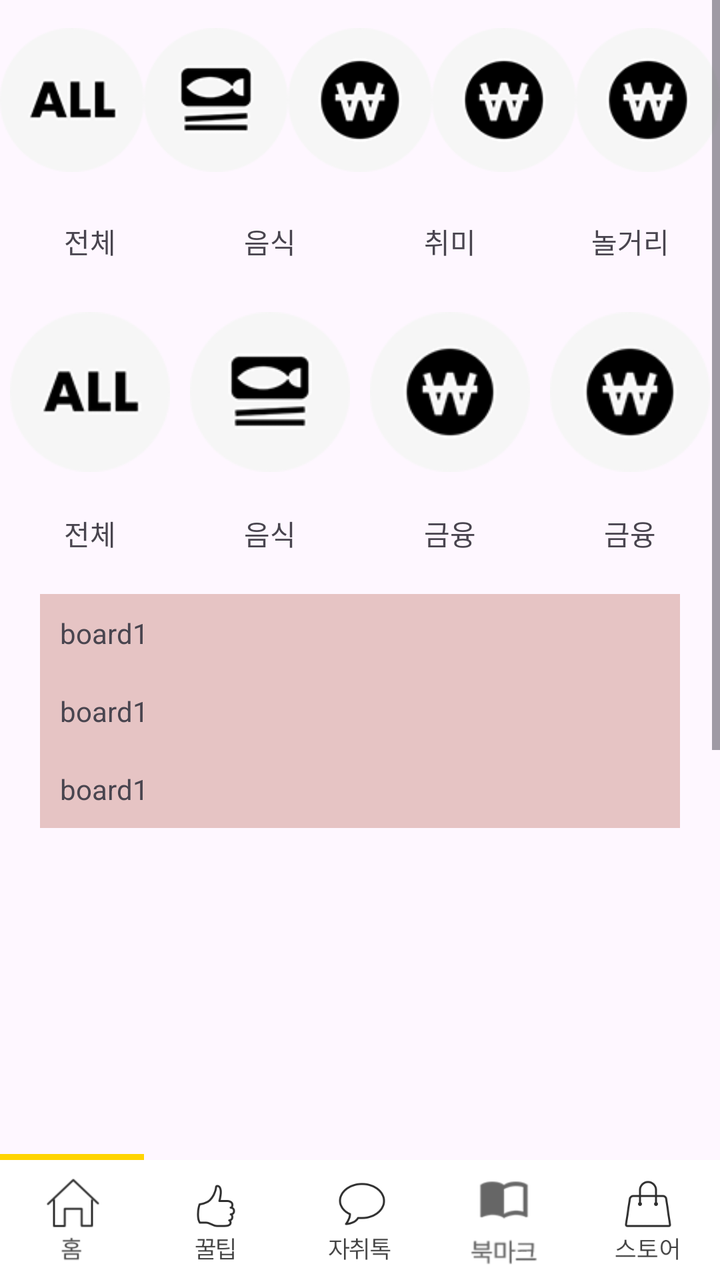
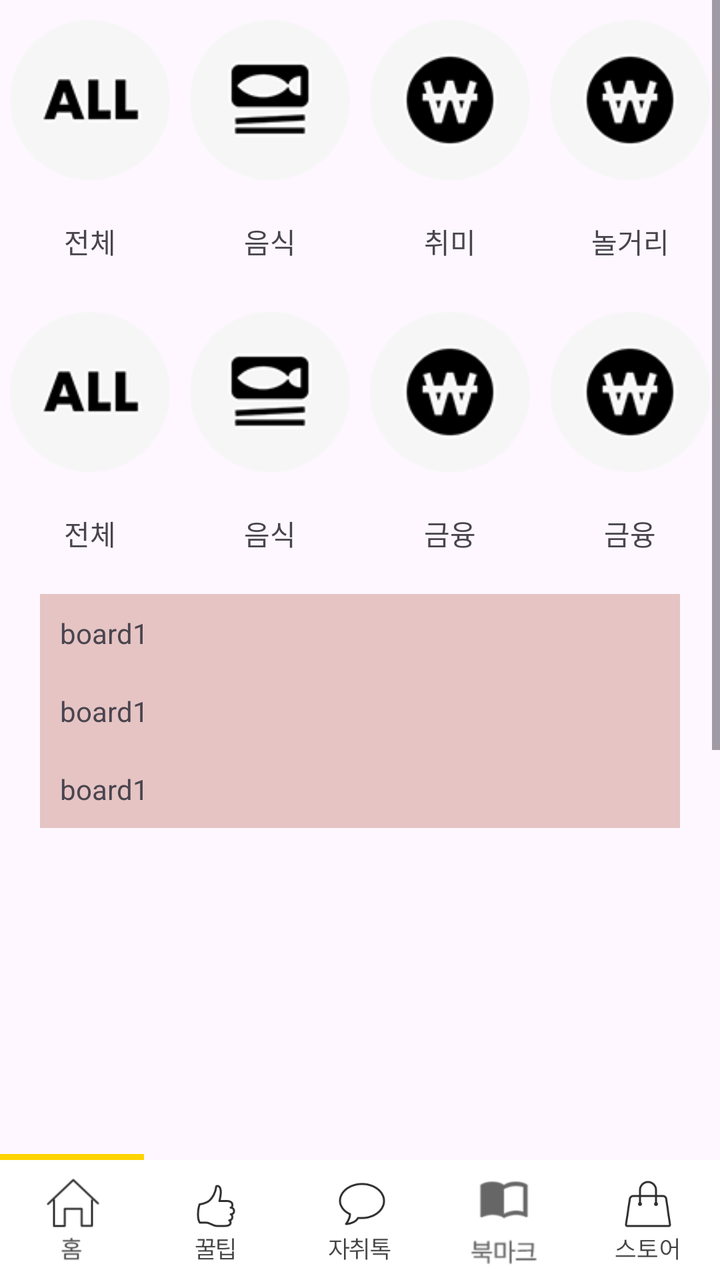

Two renders of the same Android screen: before a commit and after it. Below are the layout's source before the change and the commit's diff.
<!-- AndroidManifest.xml: application theme Theme.Communityapp -->
<!-- res/layout/fragment_home.xml -->
<?xml version="1.0" encoding="utf-8"?>
<layout xmlns:tools="http://schemas.android.com/tools"
    xmlns:android="http://schemas.android.com/apk/res/android"
    xmlns:app="http://schemas.android.com/apk/res-auto">

    <androidx.constraintlayout.widget.ConstraintLayout
        android:layout_width="match_parent"
        android:layout_height="match_parent">

        <ScrollView
            android:layout_width="match_parent"
            android:layout_height="match_parent">
            
            <LinearLayout
                android:layout_marginTop="10dp"
                android:orientation="vertical"
                android:layout_width="match_parent"
                android:layout_height="match_parent">

                <LinearLayout
                    android:layout_width="match_parent"
                    android:layout_height="150dp">

                    <ImageView
                        android:src="@drawable/main_icon_all"
                        android:layout_weight="1"
                        android:layout_width="80dp"
                        android:layout_height="80dp" />

                    <ImageView
                        android:src="@drawable/main_icon_cook"
                        android:layout_weight="1"
                        android:layout_width="80dp"
                        android:layout_height="80dp" />

                    <ImageView
                        android:src="@drawable/main_icon_economy"
                        android:layout_weight="1"
                        android:layout_width="80dp"
                        android:layout_height="80dp" />

                    <ImageView
                    android:src="@drawable/main_icon_economy"
                    android:layout_weight="1"
                    android:layout_width="80dp"
                    android:layout_height="80dp" />

                    <ImageView
                        android:src="@drawable/main_icon_economy"
                        android:layout_weight="1"
                        android:layout_width="80dp"
                        android:layout_height="80dp" />
                </LinearLayout>

                <LinearLayout
                    android:layout_marginTop="-50dp"
                    android:layout_width="match_parent"
                    android:layout_height="wrap_content"
                    tools:ignore="MissingConstraints">

                    <TextView
                        android:text="전체"
                        android:gravity="center"
                        android:layout_weight="1"
                        android:layout_width="match_parent"
                        android:layout_height="wrap_content" />

                    <TextView
                        android:text="음식"
                        android:gravity="center"
                        android:layout_weight="1"
                        android:layout_width="match_parent"
                        android:layout_height="wrap_content" />

                    <TextView
                        android:text="취미"
                        android:gravity="center"
                        android:layout_weight="1"
                        android:layout_width="match_parent"
                        android:layout_height="wrap_content" />

                    <TextView
                        android:text="놀거리"
                        android:gravity="center"
                        android:layout_weight="1"
                        android:layout_width="match_parent"
                        android:layout_height="wrap_content" />
                </LinearLayout>

                <LinearLayout
                    android:layout_marginTop="25dp"
                    android:layout_width="match_parent"
                    android:layout_height="150dp">

                    <ImageView
                        android:src="@drawable/main_icon_all"
                        android:layout_weight="1"
                        android:layout_width="80dp"
                        android:layout_height="80dp" />

                    <ImageView
                        android:src="@drawable/main_icon_cook"
                        android:layout_weight="1"
                        android:layout_width="80dp"
                        android:layout_height="80dp" />

                    <ImageView
                        android:src="@drawable/main_icon_economy"
                        android:layout_weight="1"
                        android:layout_width="80dp"
                        android:layout_height="80dp" />

                    <ImageView
                        android:src="@drawable/main_icon_economy"
                        android:layout_weight="1"
                        android:layout_width="80dp"
                        android:layout_height="80dp" />
                </LinearLayout>

                <LinearLayout
                    android:layout_marginTop="-50dp"
                    android:layout_width="match_parent"
                    android:layout_height="wrap_content"
                    tools:ignore="MissingConstraints">

                    <TextView
                        android:text="전체"
                        android:gravity="center"
                        android:layout_weight="1"
                        android:layout_width="match_parent"
                        android:layout_height="wrap_content" />

                    <TextView
                        android:text="음식"
                        android:gravity="center"
                        android:layout_weight="1"
                        android:layout_width="match_parent"
                        android:layout_height="wrap_content" />

                    <TextView
                        android:text="금융"
                        android:gravity="center"
                        android:layout_weight="1"
                        android:layout_width="match_parent"
                        android:layout_height="wrap_content" />

                    <TextView
                        android:text="금융"
                        android:gravity="center"
                        android:layout_weight="1"
                        android:layout_width="match_parent"
                        android:layout_height="wrap_content" />
                </LinearLayout>

                <LinearLayout
                    android:background="#E6C4C4"
                    android:layout_margin="20dp"
                    android:orientation="vertical"
                    android:layout_width="match_parent"
                    android:layout_height="wrap_content">

                    <TextView
                        android:text="board1"
                        android:layout_margin="10dp"
                        android:layout_width="wrap_content"
                        android:layout_height="wrap_content" />

                    <TextView
                        android:text="board1"
                        android:layout_margin="10dp"
                        android:layout_width="wrap_content"
                        android:layout_height="wrap_content" />

                    <TextView
                        android:text="board1"
                        android:layout_margin="10dp"
                        android:layout_width="wrap_content"
                        android:layout_height="wrap_content" />
                </LinearLayout>
                
                <androidx.recyclerview.widget.RecyclerView
                    android:id="@+id/main_rv"
                    android:layout_width="match_parent"
                    android:layout_height="600dp" />
            </LinearLayout>
        </ScrollView>


        <LinearLayout
            android:layout_width="match_parent"
            android:layout_height="3dp"
            app:layout_constraintBottom_toTopOf="@+id/linearLayout">

            <LinearLayout
                android:background="@color/mainColor"
                android:layout_width="match_parent"
                android:layout_height="match_parent"
                android:layout_weight="1" />

            <LinearLayout
                android:layout_width="match_parent"
                android:layout_height="match_parent"
                android:layout_weight="1" />

            <LinearLayout
                android:layout_width="match_parent"
                android:layout_height="match_parent"
                android:layout_weight="1" />

            <LinearLayout
                android:layout_width="match_parent"
                android:layout_height="match_parent"
                android:layout_weight="1" />

            <LinearLayout
                android:layout_width="match_parent"
                android:layout_height="match_parent"
                android:layout_weight="1" />
        </LinearLayout>

        <LinearLayout
            android:id="@+id/linearLayout"
            android:layout_width="match_parent"
            android:layout_height="60dp"
            android:background="@color/white"
            android:weightSum="5"
            app:layout_constraintBottom_toBottomOf="parent">

            <ImageView
                android:id="@+id/homeTap"
                android:layout_width="match_parent"
                android:layout_height="wrap_content"
                android:layout_weight="1"
                android:src="@drawable/bottom_hometap" />

            <ImageView
                android:id="@+id/tipTap"
                android:layout_width="match_parent"
                android:layout_height="wrap_content"
                android:layout_weight="1"
                android:src="@drawable/bottom_goodtip" />

            <ImageView
                android:id="@+id/talkTap"
                android:layout_width="match_parent"
                android:layout_height="wrap_content"
                android:layout_weight="1"
                android:src="@drawable/bottom_talk" />

            <ImageView
                android:id="@+id/bookmarkTap"
                android:layout_width="match_parent"
                android:layout_height="wrap_content"
                android:layout_weight="1"
                android:src="@drawable/bottom_bookmark" />

            <ImageView
                android:id="@+id/storeTap"
                android:layout_width="match_parent"
                android:layout_height="wrap_content"
                android:layout_weight="1"
                android:src="@drawable/bottom_store" />
        </LinearLayout>
    </androidx.constraintlayout.widget.ConstraintLayout>
</layout>
<!-- resources referenced by this layout -->
<resources>
  <color name="mainColor">#ffd400</color>
  <color name="white">#FFFFFFFF</color>
  <!-- drawable bottom_bookmark: png bitmap (drawable, 7077 bytes) -->
  <!-- drawable bottom_goodtip: png bitmap (drawable, 6181 bytes) -->
  <!-- drawable bottom_hometap: png bitmap (drawable, 2425 bytes) -->
  <!-- drawable bottom_store: png bitmap (drawable, 6477 bytes) -->
  <!-- drawable bottom_talk: png bitmap (drawable, 7514 bytes) -->
  <!-- drawable main_icon_all: png bitmap (drawable, 2617 bytes) -->
  <!-- drawable main_icon_cook: png bitmap (drawable, 3089 bytes) -->
  <!-- drawable main_icon_economy: png bitmap (drawable, 3728 bytes) -->
  <style name="Theme.Communityapp" parent="Base.Theme.Communityapp" />
  <style name="Base.Theme.Communityapp" parent="Theme.Material3.DayNight.NoActionBar">
          
           <item name="colorPrimaryVariant">@color/mainColor</item>
      </style>
</resources>

<!-- the commit's change to res/layout/fragment_home.xml (unified diff, before → after) -->
@@ -45,11 +45,6 @@
                     android:layout_width="80dp"
                     android:layout_height="80dp" />
 
-                    <ImageView
-                        android:src="@drawable/main_icon_economy"
-                        android:layout_weight="1"
-                        android:layout_width="80dp"
-                        android:layout_height="80dp" />
                 </LinearLayout>
 
                 <LinearLayout
